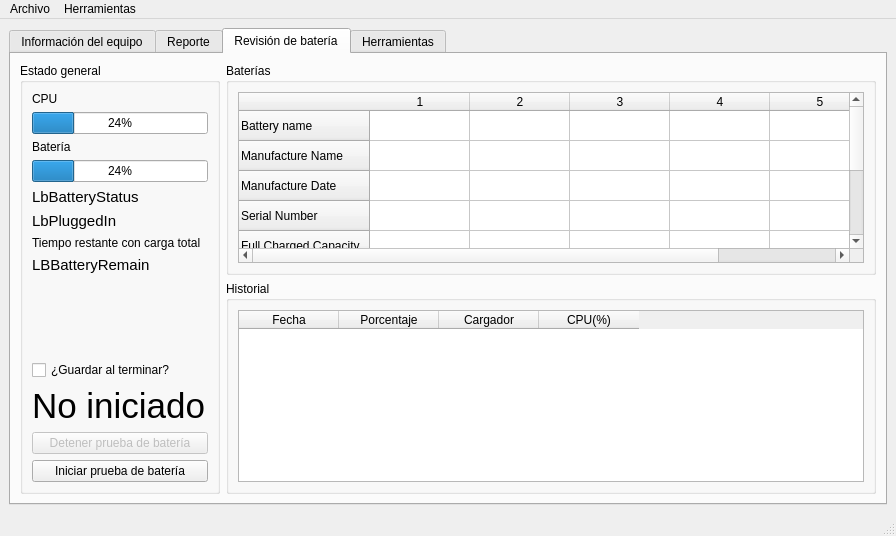
Old version of the form ui/mainwindow.ui in the repository gabod22/PatiaTest.
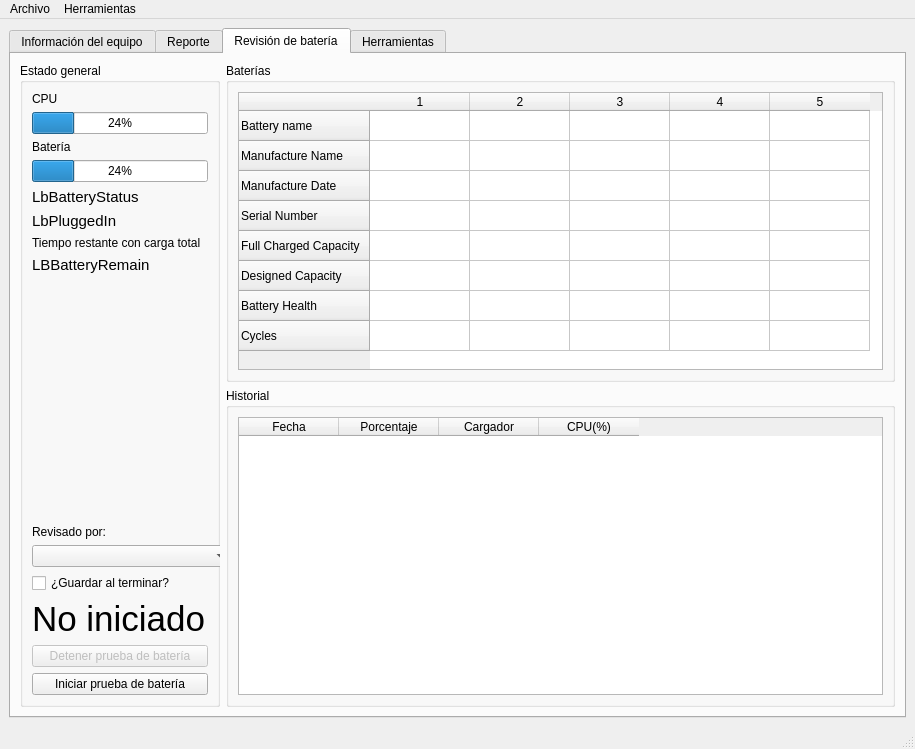
New version of the form. The open tabs and pages were chosen to show the change. Icons and pictures are not drawn.

What changed in the file:
```diff
--- a/ui/mainwindow.ui
+++ b/ui/mainwindow.ui
@@ -6,8 +6,8 @@
    <rect>
     <x>0</x>
     <y>0</y>
-    <width>896</width>
-    <height>536</height>
+    <width>915</width>
+    <height>749</height>
    </rect>
   </property>
   <property name="windowTitle">
@@ -1233,6 +1233,36 @@
              </property>
             </spacer>
            </item>
+           <item>
+            <layout class="QVBoxLayout" name="verticalLayout_23">
+             <item>
+              <widget class="QLabel" name="label_37">
+               <property name="text">
+                <string>Revisado por:</string>
+               </property>
+              </widget>
+             </item>
+             <item>
+              <widget class="QComboBox" name="CboxBatCheckedBy">
+               <property name="minimumSize">
+                <size>
+                 <width>200</width>
+                 <height>0</height>
+                </size>
+               </property>
+               <property name="maximumSize">
+                <size>
+                 <width>500</width>
+                 <height>16777215</height>
+                </size>
+               </property>
+               <property name="placeholderText">
+                <string>Selecciona el técnico</string>
+               </property>
+              </widget>
+             </item>
+            </layout>
+           </item>
            <item>
             <widget class="QCheckBox" name="ChkBoxSaveAtEnd">
              <property name="text">
@@ -1522,7 +1552,7 @@
     <rect>
      <x>0</x>
      <y>0</y>
-     <width>896</width>
+     <width>915</width>
      <height>22</height>
     </rect>
    </property>
```
Left out of the diff: 21 changed lines with no effect on the pictures.
